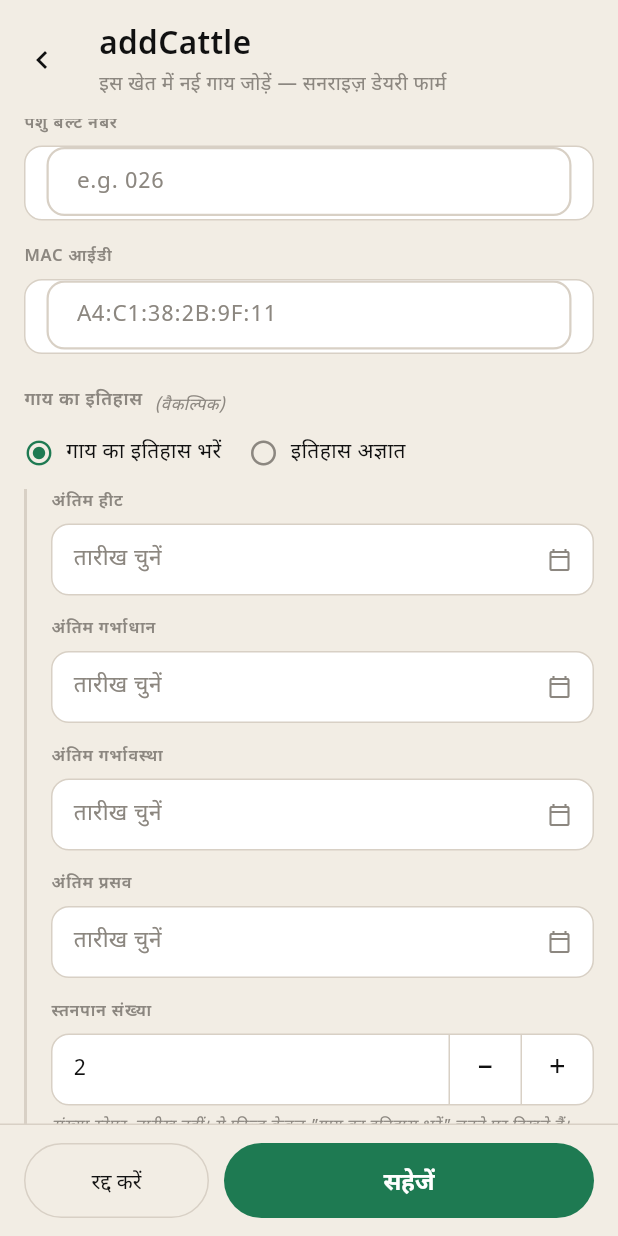
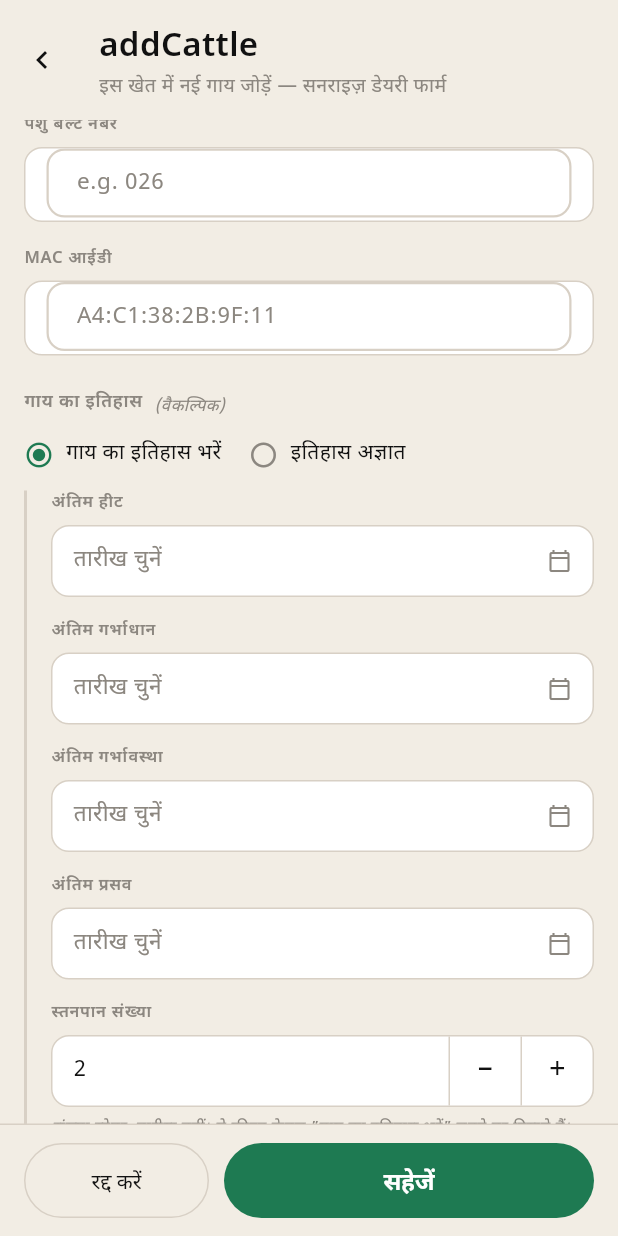
Before and after one commit to vaseey21/Vanix, a Flutter app: the AddCattleScreen screen opened directly with sample values from the repository, scrolled down 576 dp, on a phone screen of 412 x 824 dp. Run offline on Flutter 3.47's test engine with Material 3 defaults, Android fonts, the phone set to English and light mode, and no system bars.

Commit message:
auto: save changes

```diff
--- a/flutter_app/lib/screens/add_cattle_screen.dart
+++ b/flutter_app/lib/screens/add_cattle_screen.dart
@@ -57,7 +57,7 @@ class _AddCattleScreenState extends State<AddCattleScreen> {
                         crossAxisAlignment: CrossAxisAlignment.start,
                         children: [
                           Text(FS.t(_lang, 'addCattle'),
-                              style: TextStyle(fontSize: 21, fontWeight: FontWeight.w700, color: textColor)),
+                              style: TextStyle(fontSize: 22, fontWeight: FontWeight.w600, color: textColor)),
                           const SizedBox(height: 2),
                           Text('${FS.t(_lang, 'acSubPre')} ${widget.farm.nm(_lang)}',
                               style: const TextStyle(fontSize: 13, color: VanixColors.textHint)),
```
